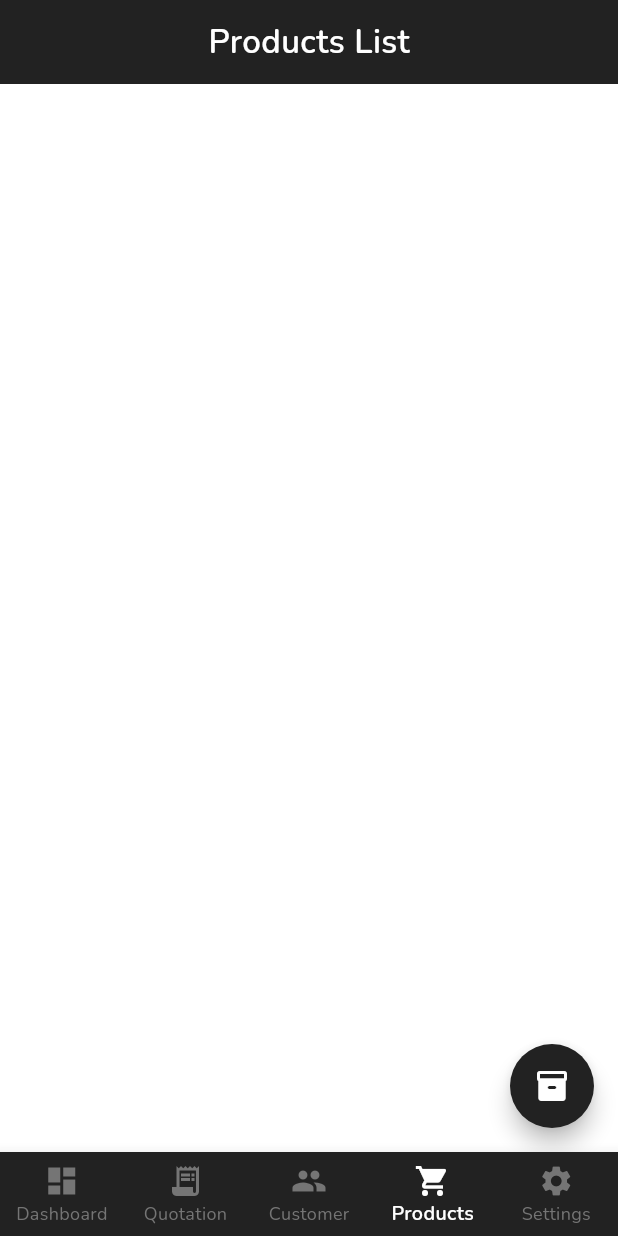
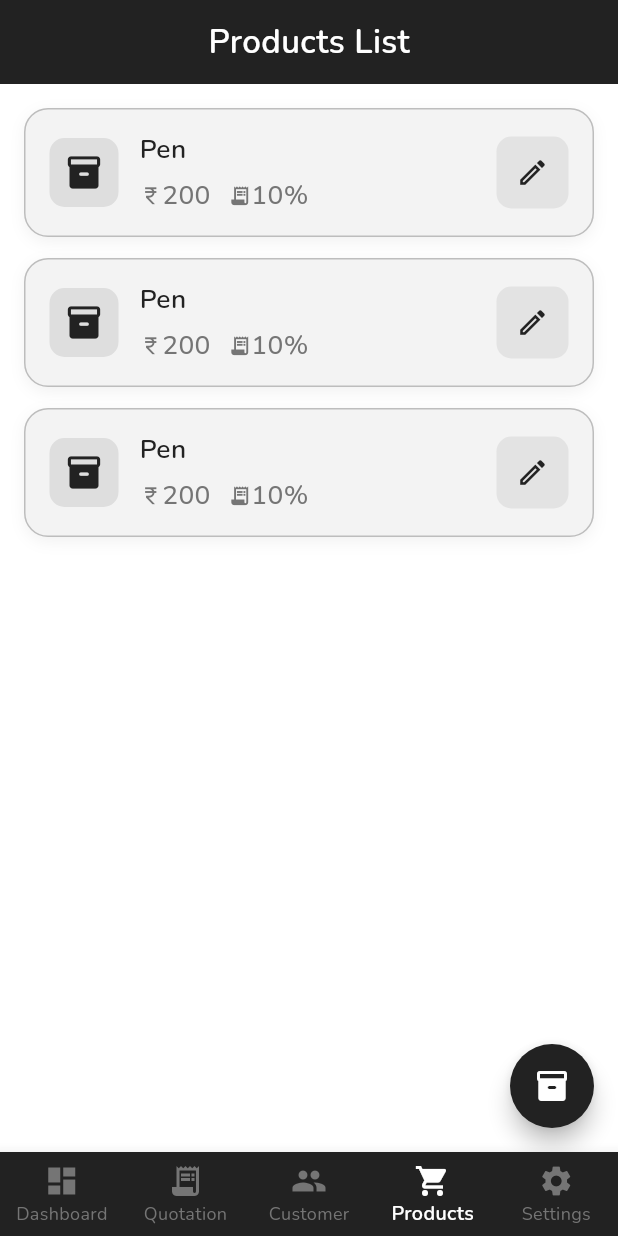
Before and after one commit to manojhp24/MyQuotationGenerator-Clean-Architecture-Flutter-App, a Flutter app: the screen it shows after launch, item 4 of the bottom bar chosen, on a phone screen of 412 x 824 dp. Run offline on Flutter 3.47's test engine with Material 3 defaults, Android fonts, the phone set to English and light mode, and no system bars; our stand-ins replace equatable, flutter_contacts, flutter_riverpod, get_it, go_router, google_fonts and 2 more; accounts and stored records are empty.

Commit message:
test(products): add unit tests for GetProductUseCase and ProductRepositoryImpl, Prodcut List view
- Added test for GetProductUseCase to verify data retrieval from repository
- Mocked ProductRepository to simulate DataSuccess and DataFailed states
- Implemented ProductRepositoryImpl test using mock ProductLocalDataSource
- Verified successful data fetch and failure scenarios
- Ensured clean architecture layer isolation
- developed Product list view in product page

```diff
--- a/lib/config/theme/themes/text_selection_theme.dart
+++ b/lib/config/theme/themes/text_selection_theme.dart
@@ -3,6 +3,8 @@ import 'package:my_quotation_generator/config/theme/app_colors.dart';
 
 class AppTextSelectionTheme{
   static TextSelectionThemeData light(BuildContext context) => TextSelectionThemeData(
-    cursorColor: AppColors.black
+    cursorColor: AppColors.black,
+    selectionColor: AppColors.grey,
+    selectionHandleColor: AppColors.black
   );
 }
--- a/lib/features/dashboard/presentation/pages/dashboard_nav.dart
+++ b/lib/features/dashboard/presentation/pages/dashboard_nav.dart
@@ -1,7 +1,7 @@
 import 'package:flutter/material.dart';
 import 'package:flutter_riverpod/flutter_riverpod.dart';
-import 'package:my_quotation_generator/features/Products/presentation/pages/products_page.dart';
 import 'package:my_quotation_generator/features/dashboard/presentation/provider/dashboard_provider.dart';
+import 'package:my_quotation_generator/features/products/presentation/pages/products_page.dart';
 import 'package:my_quotation_generator/features/settings/presentation/pages/settings_page.dart';
 
 import '../../../customer/presentation/pages/customer_page.dart';
@@ -16,11 +16,11 @@ class DashboardNav extends ConsumerWidget {
   Widget build(BuildContext context, WidgetRef ref) {
     final currentIndex = ref.watch(dashboardIndexProvider);
 
-    const pages = [
+    final pages = [
       DashboardPage(),
       QuotationsPage(),
       CustomerPage(),
-      AddProductsPage(),
+      ProductPage(),
       SettingsPage(),
     ];
 
--- a/lib/features/products/data/data_sources/product_local_database.dart
+++ b/lib/features/products/data/data_sources/product_local_database.dart
@@ -10,4 +10,9 @@ class ProductLocalDataSource {
       conflictAlgorithm: ConflictAlgorithm.replace,
     );
   }
+
+  Future<List<Map<String, dynamic>>> getProducts() async {
+    final db = await AppDatabase.database;
+    return await db.query('products', orderBy: "id");
+  }
 }
--- a/lib/features/products/domain/repository/product_repository.dart
+++ b/lib/features/products/domain/repository/product_repository.dart
@@ -3,4 +3,5 @@ import 'package:my_quotation_generator/features/products/domain/entities/product
 
 abstract class ProductRepository {
   Future<DataState<int>> addProduct(ProductEntity product);
+  Future<DataState<List<ProductEntity>>> getProducts();
 }
--- a/lib/features/products/presentation/pages/products_page.dart
+++ b/lib/features/products/presentation/pages/products_page.dart
@@ -1,21 +1,42 @@
 import 'package:flutter/material.dart';
+import 'package:flutter_riverpod/flutter_riverpod.dart';
 import 'package:go_router/go_router.dart';
 import 'package:my_quotation_generator/config/constants/app_strings.dart';
+import 'package:my_quotation_generator/config/theme/app_colors.dart';
+import 'package:my_quotation_generator/config/theme/app_text_styles.dart';
+import 'package:my_quotation_generator/features/products/presentation/providers/product_provider.dart';
 
+import '../widgets/list/product_list_view.dart';
 
-class AddProductsPage extends StatelessWidget {
-  const AddProductsPage({super.key});
+class ProductPage extends StatelessWidget {
+  const ProductPage({super.key});
 
   @override
   Widget build(BuildContext context) {
+
     return Scaffold(
+      backgroundColor: AppColors.background,
       appBar: AppBar(
-        title: Text(AppStrings.productListAppBarTitle),
-        elevation: 0,
-      ),
+          title: Text(
+            AppStrings.productListAppBarTitle,
+            style: AppTextStyle.appBarText(context),
+          ),
+          centerTitle: true),
+      body: Consumer(
+          builder: (context, ref, _) {
+            final state = ref.watch(productNotifierProvider);
+
+            if (state.isLoading) {
+              return Center(
+                child: CircularProgressIndicator(color: AppColors.primary,),
+              );
+            }
+            return ProductListView();
+          }),
       floatingActionButton: FloatingActionButton(
-        onPressed: ()=>context.push('/add-products'),
-        child: Icon(Icons.inventory_2_rounded),
+        backgroundColor: AppColors.primary,
+        onPressed: () => context.push('/add-products'),
+        child: const Icon(Icons.inventory_2_rounded, color: Colors.white),
       ),
     );
   }
--- /dev/null
+++ b/lib/features/products/presentation/widgets/card/product_card.dart
@@ -0,0 +1,104 @@
+import 'package:flutter/material.dart';
+
+import '../../../../../config/theme/app_colors.dart';
+import '../../../../../config/theme/app_text_styles.dart';
+
+class ProductCard extends StatelessWidget {
+  const ProductCard({super.key});
+
+  @override
+  Widget build(BuildContext context) {
+    return Container(
+      decoration: BoxDecoration(
+        color: AppColors.surface,
+        borderRadius: BorderRadius.circular(16),
+        border: Border.all(color: AppColors.grey),
+        boxShadow: [
+          BoxShadow(
+            color: AppColors.black.withValues(alpha: 0.06),
+            blurRadius: 8,
+            offset: const Offset(0, 3),
+          ),
+        ],
+      ),
+      child: Padding(
+        padding: const EdgeInsets.symmetric(horizontal: 16, vertical: 14),
+        child: Row(
+          children: [
+            // Product Icon
+            Container(
+              decoration: BoxDecoration(
+                color: AppColors.primary.withOpacity(0.1),
+                borderRadius: BorderRadius.circular(10),
+              ),
+              padding: const EdgeInsets.all(10),
+              child: const Icon(
+                Icons.inventory_2_rounded,
+                color: AppColors.primary,
+                size: 26,
+              ),
+            ),
+            const SizedBox(width: 14),
+
+            // Product Details
+            Expanded(
+              child: Column(
+                crossAxisAlignment: CrossAxisAlignment.start,
+                children: [
+                  Text(
+                    "Pen",
+                    style: AppTextStyle.h3(context)
+                  ),
+                  const SizedBox(height: 6),
+                  Row(
+                    children: [
+                      Icon(
+                        Icons.currency_rupee,
+                        size: 15,
+                        color: AppColors.textSecondary,
+                      ),
+                      Text(
+                        "200",
+                        style: AppTextStyle.bodyMedium(
+                          context,
+                        ).copyWith(color: AppColors.textSecondary),
+                      ),
+                      const SizedBox(width: 12),
+                      Icon(
+                        Icons.receipt_long,
+                        size: 15,
+                        color: AppColors.textSecondary,
+                      ),
+                      Text(
+                        "10%",
+                        style: AppTextStyle.bodyMedium(
+                          context,
+                        ).copyWith(color: AppColors.textSecondary),
+                      ),
+                    ],
+                  ),
+                ],
+              ),
+            ),
+
+            // Edit Button
+            Container(
+              decoration: BoxDecoration(
+                color: AppColors.primary.withOpacity(0.08),
+                borderRadius: BorderRadius.circular(10),
+              ),
+              child: IconButton(
+                onPressed: () {},
+                icon: const Icon(
+                  Icons.edit_outlined,
+                  color: AppColors.primary,
+                  size: 22,
+                ),
+              ),
+            ),
+          ],
+        ),
+      ),
+    );
+  }
+}
--- /dev/null
+++ b/lib/features/products/presentation/widgets/list/product_list_view.dart
@@ -0,0 +1,23 @@
+import 'package:flutter/material.dart';
+
+import '../card/product_card.dart';
+
+
+
+class ProductListView extends StatelessWidget {
+  const ProductListView({
+    super.key,
+  });
+
+  @override
+  Widget build(BuildContext context) {
+    return ListView.separated(
+      padding: const EdgeInsets.all(16),
+      itemCount: 3,
+      separatorBuilder: (_, __) => const SizedBox(height: 14),
+      itemBuilder: (context, index) {
+        return ProductCard();
+      },
+    );
+  }
+}
--- a/pubspec.yaml
+++ b/pubspec.yaml
@@ -58,6 +58,7 @@ dependencies:
   sqflite_common_ffi: ^2.3.6
   go_router: ^16.3.0
   flutter_contacts: ^1.1.9+2
+  mocktail: ^1.0.4
 
 dev_dependencies:
   flutter_test:
```
Also changed, not shown: lib/features/customer/presentation/provider/customer_notifier.dart (+13 -12 lines), lib/features/products/data/models/product.dart (+34 -8 lines), lib/features/products/data/repository/product_repository_impl.dart (+14 -0 lines), lib/features/products/domain/usecases/get_product_usecase.dart (added, +15 -0 lines), lib/features/products/presentation/pages/add_product_page.dart (+12 -4 lines), lib/features/products/presentation/providers/product_notifier.dart (+25 -17 lines), lib/features/products/presentation/widgets/product_form_button.dart (added, +45 -0 lines), pubspec.lock, 4 other files.
